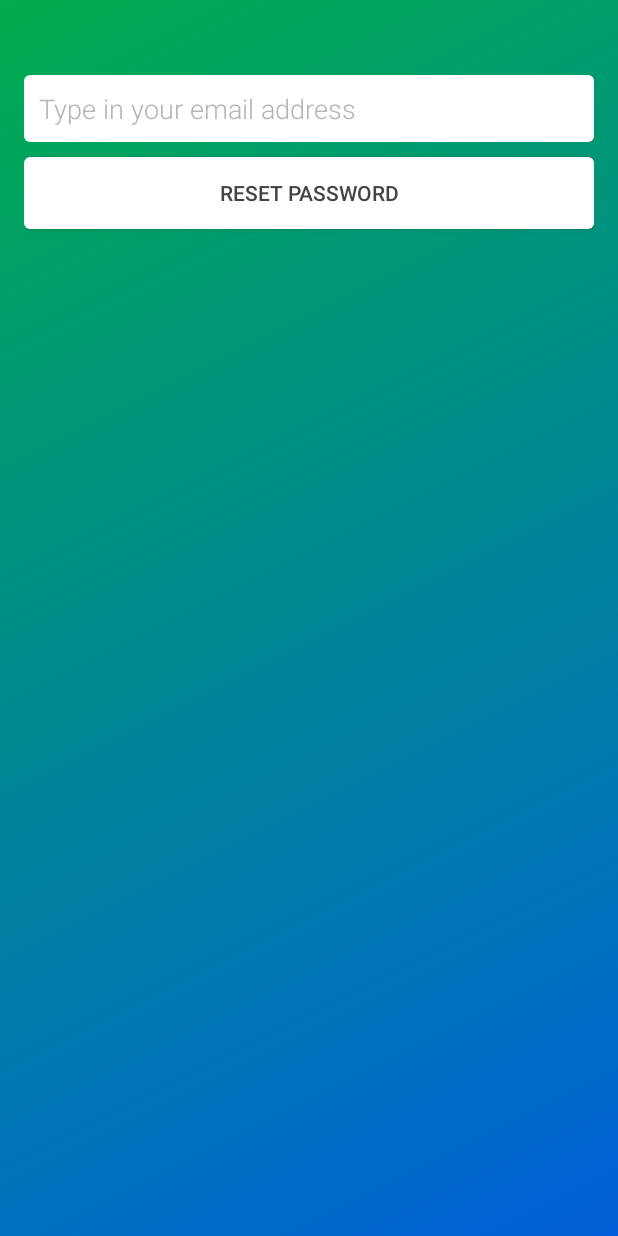
After one commit to hatpick/MaChat, an Android app: the ForgotPassword screen opened directly, with no data from a screen before it, on a phone screen of 412 x 824 dp. The commit adds this screen. Run offline under Robolectric (Android 15) with nearby library versions, the phone set to English and light mode, and no system bars.

Commit message:
reset password

```diff
--- /dev/null
+++ b/app/src/main/java/datapp/machat/activity/ForgotPassword.java
@@ -0,0 +1,69 @@
+package datapp.machat.activity;
+
+import android.content.Intent;
+import android.support.v7.app.ActionBarActivity;
+import android.os.Bundle;
+import android.util.Log;
+import android.view.Menu;
+import android.view.MenuItem;
+import android.view.View;
+import android.widget.EditText;
+import android.widget.Toast;
+
+import com.parse.ParseUser;
+import com.parse.RequestPasswordResetCallback;
+
+import java.text.ParseException;
+import java.util.regex.Matcher;
+import java.util.regex.Pattern;
+
+import datapp.machat.R;
+import datapp.machat.custom.CustomActivity;
+
+public class ForgotPassword extends CustomActivity {
+    private EditText inputEmail;
+    private static final String EMAIL_PATTERN =
+            "^[_A-Za-z0-9-\\+]+(\\.[_A-Za-z0-9-]+)*@"
+                    + "[A-Za-z0-9-]+(\\.[A-Za-z0-9]+)*(\\.[A-Za-z]{2,})$";
+    @Override
+    protected void onCreate(Bundle savedInstanceState) {
+        super.onCreate(savedInstanceState);
+        setContentView(R.layout.activity_forgot_password);
+
+        setTouchNClick(R.id.resetPasswordBtn);
+
+        inputEmail = (EditText) findViewById(R.id.forgot_password_email);
+    }
+
+    @Override
+    public void onClick(View v) {
+        super.onClick(v);
+        if(v.getId() == R.id.resetPasswordBtn){
+            String email = inputEmail.getText().toString();
+            if(email.length() == 0){
+                inputEmail.setError(getString(R.string.required_error));
+                return;
+            } else {
+                Pattern pattern = Pattern.compile(EMAIL_PATTERN);
+                Matcher matcher = pattern.matcher(email);
+                if(!matcher.matches()) {
+                    inputEmail.setError(getString(R.string.email_error));
+                    return;
+                }
+            }
+
+            ParseUser.requestPasswordResetInBackground(email, new RequestPasswordResetCallback() {
+                @Override
+                public void done(com.parse.ParseException e) {
+                    if (e == null) {
+                        Toast.makeText(ForgotPassword.this, "An email was successfully sent with reset instructions.", Toast.LENGTH_SHORT).show();
+                        startActivity(new Intent(ForgotPassword.this, LoginActivity.class));
+                        finish();
+                    } else {
+                        Toast.makeText(ForgotPassword.this, e.getMessage(), Toast.LENGTH_SHORT).show();
+                    }
+                }
+            });
+        }
+    }
+}
--- a/app/src/main/java/datapp/machat/custom/CustomActivity.java
+++ b/app/src/main/java/datapp/machat/custom/CustomActivity.java
@@ -47,11 +47,8 @@ public class CustomActivity extends FragmentActivity implements OnClickListener
         if (actionBar == null)
             return;
         actionBar.setDisplayShowTitleEnabled(true);
-        actionBar.setNavigationMode(ActionBar.NAVIGATION_MODE_STANDARD);
         actionBar.setDisplayUseLogoEnabled(true);
         actionBar.setLogo(R.mipmap.ic_launcher);
-        actionBar.setBackgroundDrawable(getResources().getDrawable(
-                R.color.primary));
         actionBar.setDisplayHomeAsUpEnabled(true);
         actionBar.setHomeButtonEnabled(true);
     }
--- a/app/src/main/res/drawable/bg.xml
+++ b/app/src/main/res/drawable/bg.xml
@@ -2,8 +2,8 @@
     <gradient
         android:type="linear"
         android:centerX="50%"
-        android:startColor="#CC0060d9"
-        android:centerColor="#CC008795"
-        android:endColor="#CC00ac4c"
-        android:angle="315"/>
+        android:startColor="#ff0060d9"
+        android:centerColor="#ff008795"
+        android:endColor="#ff00ac4c"
+        android:angle="135"/>
 </shape>
--- /dev/null
+++ b/app/src/main/res/layout/activity_forgot_password.xml
@@ -0,0 +1,32 @@
+<LinearLayout xmlns:android="http://schemas.android.com/apk/res/android"
+    xmlns:tools="http://schemas.android.com/tools" android:layout_width="match_parent"
+    android:background="@drawable/bg"
+    android:layout_height="match_parent" android:paddingLeft="@dimen/activity_horizontal_margin"
+    android:paddingRight="@dimen/activity_horizontal_margin"
+    android:paddingTop="50dp" android:orientation="vertical"
+    android:paddingBottom="@dimen/activity_vertical_margin"
+    tools:context="datapp.machat.activity.ForgotPassword">
+    <EditText
+        android:inputType="textEmailAddress"
+        android:fontFamily="sans-serif-light"
+        android:padding="10dp"
+        android:gravity="center_vertical"
+        android:background="@drawable/input"
+        android:textColorHint="@color/text_secondary"
+        android:textColor="@color/text_primary"
+        android:textCursorDrawable="@null"
+        android:hint="Type in your email address"
+        android:id="@+id/forgot_password_email"
+        android:layout_width="fill_parent"
+        android:layout_marginBottom="10dp"
+        android:layout_height="wrap_content" />
+    <Button
+        android:id="@+id/resetPasswordBtn"
+        android:paddingTop="10dp"
+        android:paddingBottom="10dp"
+        android:textColor="@color/text_primary"
+        android:background="@drawable/button"
+        android:text="Reset Password"
+        android:layout_width="fill_parent"
+        android:layout_height="wrap_content" />
+</LinearLayout>
--- a/app/src/main/res/values/colors.xml
+++ b/app/src/main/res/values/colors.xml
@@ -1,5 +1,7 @@
 <?xml version="1.0" encoding="utf-8"?>
 <resources>
-    <item name="primary" type="color">#fff1f1f1</item>
-    <item name="secondary" type="color">#FFe8e8e8</item>
+    <item name="text_primary" type="color">#444</item>
+    <item name="text_secondary" type="color">#99808080</item>
+    <item name="primary" type="color">#fff</item>
+    <item name="secondary" type="color">#fff</item>
 </resources>
--- a/app/src/main/res/values/strings.xml
+++ b/app/src/main/res/values/strings.xml
@@ -3,6 +3,7 @@
     <string name="parse_first_arg">mwcgXaKRExMiJVNajR3MrAwobjKmQjkhtdAUwQEv</string>
     <string name="parse_second_arg">MsfVMCEDD9gFFDGWQMCub2xOM2xTQP5XxeXmqLB1</string>
     <string name="fb_app_id">481332242021982</string>
+    <string name="forgot_passwor_link">481332242021982</string>
 
     <string name="required_error">Required</string>
     <string name="email_error">Invalid email!</string>
@@ -10,4 +11,7 @@
     <string name="username_length_error">Username length must be at least 6!</string>
     <string name="alert_wait">Please wait...</string>
     <string name="action_settings">Settings</string>
+    <string name="title_activity_forgot_password">ForgotPassword</string>
+
+    <string name="hello_world">Hello world!</string>
 </resources>
```
Also changed, not shown: app/src/main/AndroidManifest.xml (+16 -13 lines), app/src/main/java/datapp/machat/activity/LoginActivity.java (+11 -2 lines), app/src/main/res/layout/activity_login.xml (+20 -3 lines), app/src/main/res/layout/activity_register.xml (+11 -2 lines), app/src/main/res/menu/menu_forgot_password.xml (added, +7 -0 lines).
